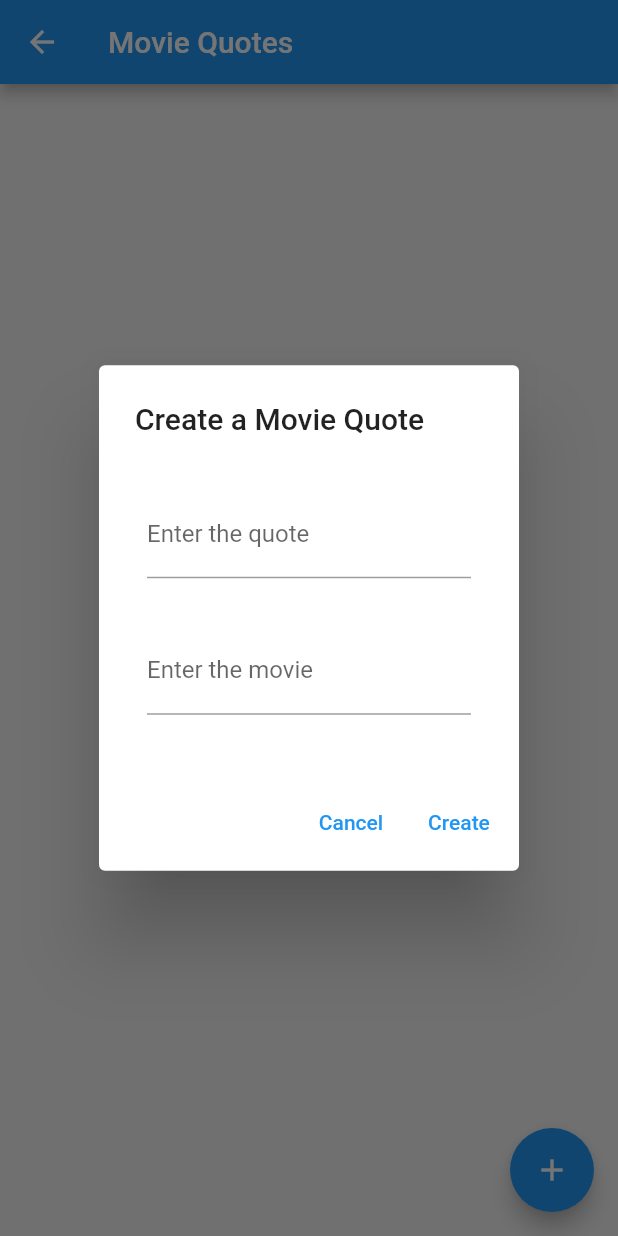
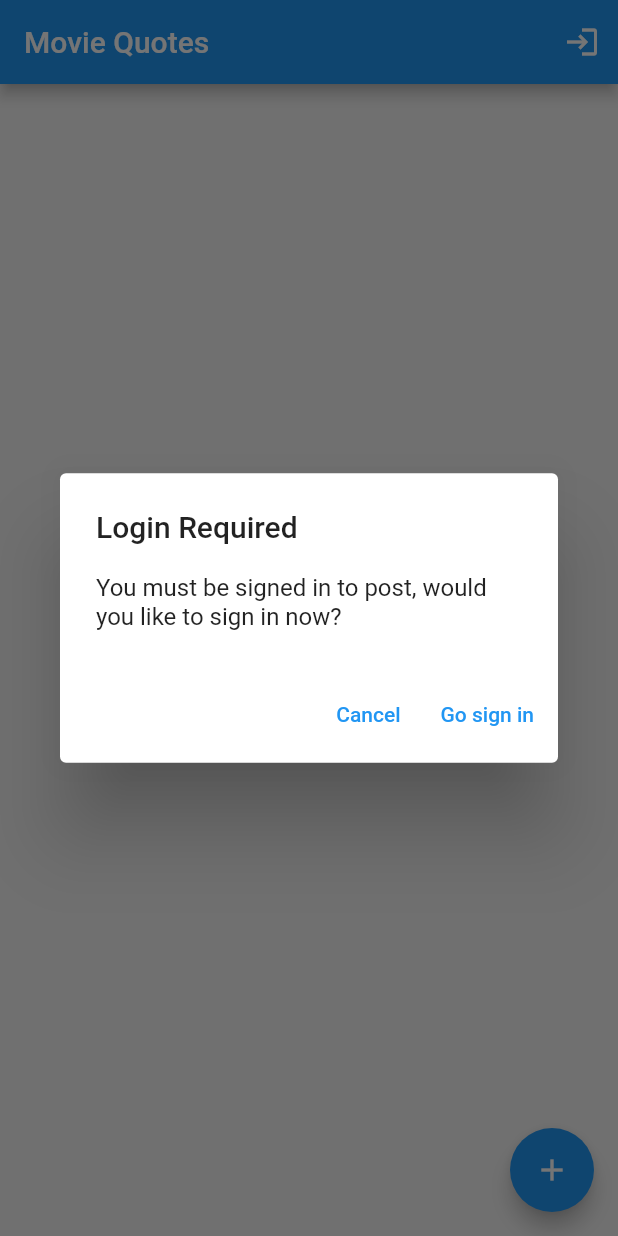
Before and after one commit to rhit-yiny1/movie-quotes, a Flutter app: the MovieQuoteListPage screen opened directly, after a tap on the "add" icon, on a phone screen of 412 x 824 dp. Run offline on Flutter 3.47's test engine with Material 2 defaults, Android fonts, the phone set to English and light mode, and no system bars; our stand-ins replace cloud_firestore, email_validator, firebase_auth, firebase_core; missing offline and left inert: dart:html; accounts and stored records are empty.

Commit message:
UI for not signed in

```diff
--- a/movie_quotes/lib/main.dart
+++ b/movie_quotes/lib/main.dart
@@ -23,7 +23,7 @@ class MyApp extends StatelessWidget {
       theme: ThemeData(
         primarySwatch: Colors.blue,
       ),
-      home: const LoginFrontPage(),
+      home: const MovieQuoteListPage(),
     );
   }
 }
--- a/movie_quotes/lib/pages/login_front_page.dart
+++ b/movie_quotes/lib/pages/login_front_page.dart
@@ -35,7 +35,6 @@ class _LoginFrontPageState extends State<LoginFrontPage> {
             LoginButton(
               title: "Log in",
               callback: () {
-                print("TODO: Go to the next page to log in");
                 Navigator.push(
                   context,
                   MaterialPageRoute(
--- a/movie_quotes/lib/pages/movie_quotes_list_page.dart
+++ b/movie_quotes/lib/pages/movie_quotes_list_page.dart
@@ -2,10 +2,12 @@ import 'dart:async';
 
 import 'package:flutter/material.dart';
 import 'package:movie_quotes/components/movie_quote_row_component.dart';
+import 'package:movie_quotes/managers/auth_manager.dart';
 import 'package:movie_quotes/managers/movie_quotes_collection_manager.dart';
 import 'package:movie_quotes/pages/movie_quote_detail_page.dart';
 
 import '../models/movie_quote.dart';
+import 'login_front_page.dart';
 
 class MovieQuoteListPage extends StatefulWidget {
   const MovieQuoteListPage({super.key});
@@ -21,6 +23,8 @@ class _MovieQuoteListPage extends State<MovieQuoteListPage> {
       <MovieQuote>[]; // later we will remove this and use the firestore
 
   StreamSubscription? movieQuotesSubscription;
+  UniqueKey? _loginObserverKey;
+  UniqueKey? _logoutObserverKey;
 
   @override
   void initState() {
@@ -30,6 +34,14 @@ class _MovieQuoteListPage extends State<MovieQuoteListPage> {
         MovieQuoteCollectionManager.instance.startListening(() {
       setState(() {});
     });
+
+    _loginObserverKey = AuthManager.instance.addLoginObserver(() {
+      print(() {});
+    });
+
+    _logoutObserverKey = AuthManager.instance.addLogoutObserver(() {
+      print(() {});
+    });
   }
 
   @override
@@ -37,6 +49,8 @@ class _MovieQuoteListPage extends State<MovieQuoteListPage> {
     quoteTextController.dispose();
     movieTextController.dispose();
     MovieQuoteCollectionManager.instance.stopListening(movieQuotesSubscription);
+    AuthManager.instance.removeObserver(_loginObserverKey);
+    AuthManager.instance.removeObserver(_logoutObserverKey);
     super.dispose();
   }
 
@@ -63,42 +77,43 @@ class _MovieQuoteListPage extends State<MovieQuoteListPage> {
                   },
                 ))
             .toList();
-    // for (MovieQuote mq in quotes) {
-    //   movieRows.add(MovieQuoteRow(
-    //     movieQuote: mq,
-    //     onTap: () async {
-    //       print("You clicked on the movie quote ${mq.quote} - ${mq.movie}");
-
-    //       await Navigator.push(
-    //         context,
-    //         MaterialPageRoute(
-    //           builder: (BuildContext context) {
-    //             return MovieQuoteDetailPage(
-    //                 mq); // In firebase, use a document ID
-    //           },
-    //         ),
-    //       );
-    //       setState(() {});
-    //     },
-    //   ));
-    // }
 
     return Scaffold(
       appBar: AppBar(
         title: const Text("Movie Quotes"),
+        actions: AuthManager.instance.isSignedIn
+            ? [
+                IconButton(
+                    onPressed: () {
+                      AuthManager.instance.signOut();
+                    },
+                    tooltip: "Log out",
+                    icon: const Icon(Icons.logout)),
+              ]
+            : [
+                IconButton(
+                  onPressed: () {
+                    Navigator.push(context,
+                        MaterialPageRoute(builder: (BuildContext context) {
+                      return const LoginFrontPage();
+                    }));
+                  },
+                  tooltip: "Log in",
+                  icon: Icon(Icons.login),
+                ),
+              ],
       ),
       backgroundColor: Colors.grey[100],
       body: ListView(
-        // children: [
-        //   MovieQuoteRow(mq: quotes[0]),
-        //   MovieQuoteRow(mq: quotes[1]),
-        //   MovieQuoteRow(mq: quotes[2]),
-        // ],
         children: movieRows,
       ),
       floatingActionButton: FloatingActionButton(
         onPressed: () {
-          showCreateQuoteDialog(context);
+          if (AuthManager.instance.isSignedIn) {
+            showCreateQuoteDialog(context);
+          } else {
+            showMustLogInDialog(context);
+          }
         },
         tooltip: 'Create',
         child: const Icon(Icons.add),
@@ -175,4 +190,41 @@ class _MovieQuoteListPage extends State<MovieQuoteListPage> {
       },
     );
   }
+
+  Future<void> showMustLogInDialog(BuildContext context) {
+    return showDialog<void>(
+      context: context,
+      builder: (BuildContext context) {
+        return AlertDialog(
+          title: const Text('Login Required'),
+          content: const Text(
+              "You must be signed in to post, would you like to sign in now?"),
+          actions: <Widget>[
+            TextButton(
+              style: TextButton.styleFrom(
+                textStyle: Theme.of(context).textTheme.labelLarge,
+              ),
+              child: const Text('Cancel'),
+              onPressed: () {
+                Navigator.of(context).pop();
+              },
+            ),
+            TextButton(
+              style: TextButton.styleFrom(
+                textStyle: Theme.of(context).textTheme.labelLarge,
+              ),
+              child: const Text('Go sign in'),
+              onPressed: () {
+                Navigator.of(context).pop();
+                Navigator.push(context,
+                    MaterialPageRoute(builder: (BuildContext context) {
+                  return const LoginFrontPage();
+                }));
+              },
+            ),
+          ],
+        );
+      },
+    );
+  }
 }
```
Also changed, not shown: movie_quotes/lib/managers/auth_manager.dart (+29 -2 lines), movie_quotes/lib/pages/email_password_auth_page.dart (+6 -1 lines).
